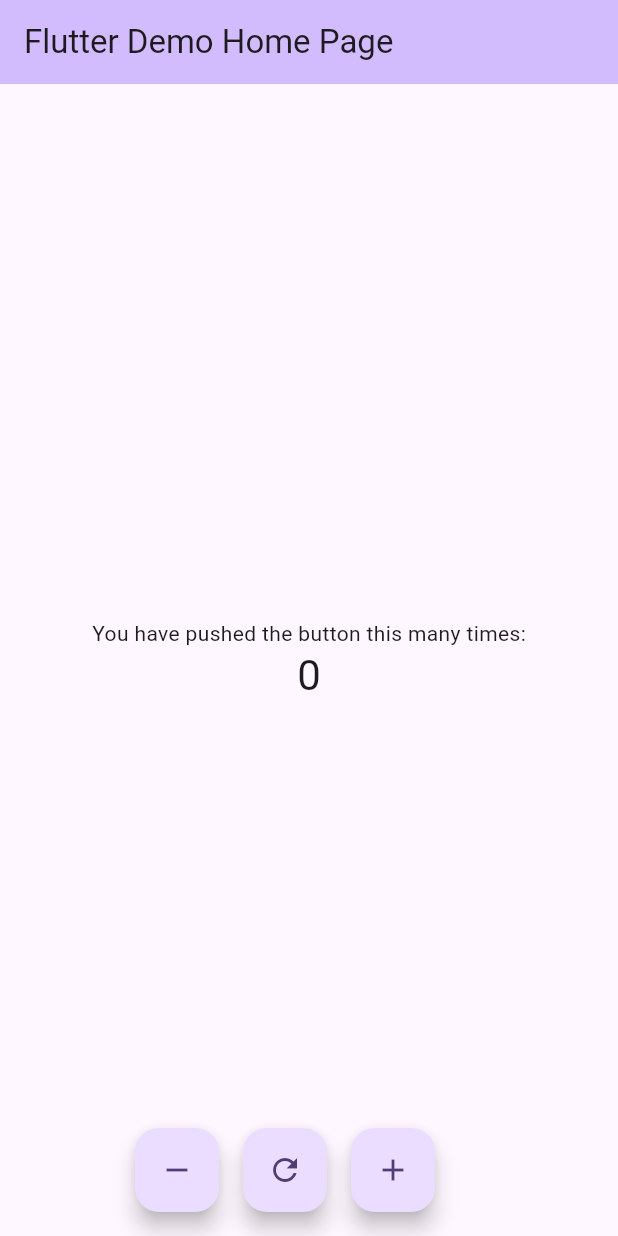
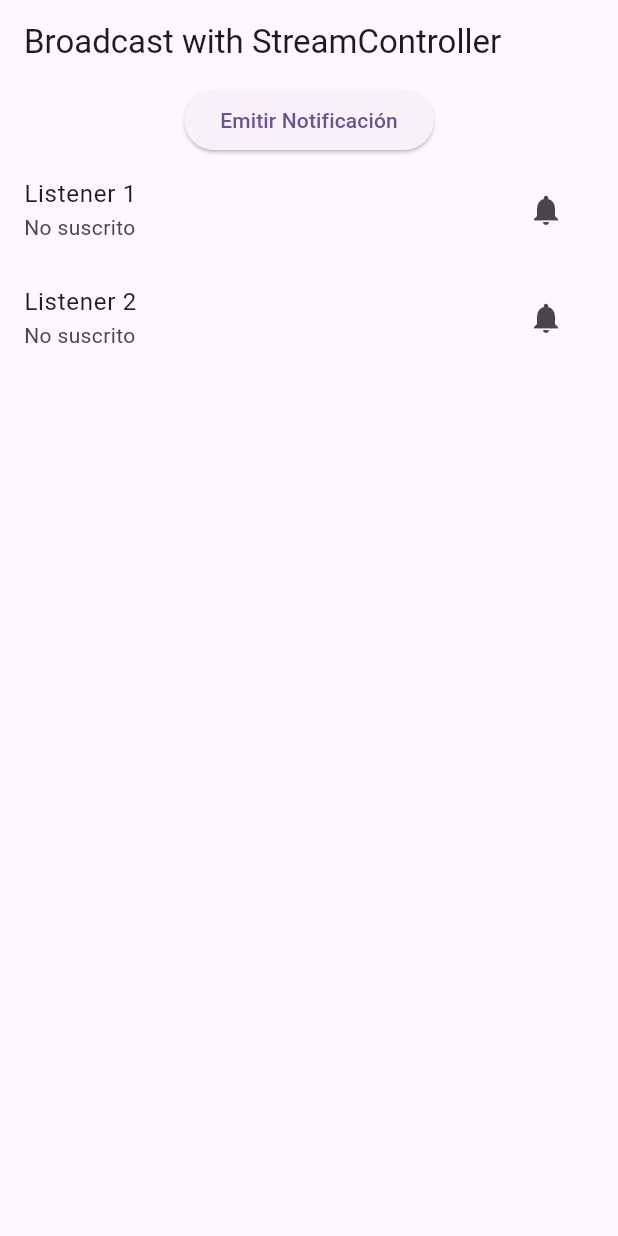
Before and after one commit to adancondori/course_flutter, a Flutter app: the screen it shows after launch, on a phone screen of 412 x 824 dp. Run offline on Flutter 3.47's test engine with Material 3 defaults, Android fonts, the phone set to English and light mode, and no system bars.

Commit message:
feature/broadcast

```diff
--- a/lib/main.dart
+++ b/lib/main.dart
@@ -1,4 +1,6 @@
+import 'package:course_flutter/broadcast_example.dart';
 import 'package:course_flutter/home_page.dart';
+import 'package:course_flutter/notification_system.dart';
 import 'package:flutter/material.dart';
 
 void main() {
@@ -16,7 +18,7 @@
         colorScheme: ColorScheme.fromSeed(seedColor: Colors.deepPurple),
         useMaterial3: true,
       ),
-      home: const MyHomePage(title: 'Flutter Demo Home Page'),
+      home: NotificationSystem(),
     );
   }
 }
--- /dev/null
+++ b/lib/notification_system.dart
@@ -0,0 +1,127 @@
+import 'dart:async';
+
+import 'package:flutter/material.dart';
+
+class NotificationSystem extends StatefulWidget {
+  const NotificationSystem({super.key});
+
+  @override
+  _NotificationSystemState createState() => _NotificationSystemState();
+}
+
+class _NotificationSystemState extends State<NotificationSystem> {
+  final StreamController<String> _notificationController =
+      StreamController<String>.broadcast();
+  StreamSubscription<String>? _subscription1;
+  StreamSubscription<String>? _subscription2;
+  bool _isSubscribed1 = false;
+  bool _isSubscribed2 = false;
+
+  @override
+  void dispose() {
+    _notificationController.close();
+    _subscription1?.cancel();
+    _subscription2?.cancel();
+    super.dispose();
+  }
+
+  void _startBroadcast() {
+    _notificationController.sink
+        .add("Notificación emitida a las ${DateTime.now()}");
+  }
+
+  void _subscribeListener1() {
+    if (!_isSubscribed1) {
+      _subscription1 = _notificationController.stream.listen((data) {
+        setState(() {
+          _isSubscribed1 = true;
+        });
+      });
+    }
+  }
+
+  void _unsubscribeListener1() {
+    _subscription1?.cancel();
+    setState(() {
+      _isSubscribed1 = false;
+    });
+  }
+
+  void _subscribeListener2() {
+    if (!_isSubscribed2) {
+      _subscription2 = _notificationController.stream.listen((data) {
+        setState(() {
+          _isSubscribed2 = true;
+        });
+      });
+    }
+  }
+
+  void _unsubscribeListener2() {
+    _subscription2?.cancel();
+    setState(() {
+      _isSubscribed2 = false;
+    });
+  }
+
+  @override
+  Widget build(BuildContext context) {
+    return Scaffold(
+      appBar: AppBar(
+        title: Text('Broadcast with StreamController'),
+      ),
+      body: Column(
+        children: [
+          ElevatedButton(
+            onPressed: _startBroadcast,
+            child: Text("Emitir Notificación"),
+          ),
+          ListTile(
+            title: Text("Listener 1"),
+            subtitle: _isSubscribed1
+                ? StreamBuilder<String>(
+                    stream: _notificationController.stream,
+                    builder: (context, snapshot) {
+                      return Text(snapshot.hasData
+                          ? snapshot.data!
+                          : "Esperando notificación...");
+                    },
+                  )
+                : Text("No suscrito"),
+            trailing: _isSubscribed1
+                ? IconButton(
+                    icon: Icon(Icons.cancel),
+                    onPressed: _unsubscribeListener1,
+                  )
+                : IconButton(
+                    icon: Icon(Icons.notifications),
+                    onPressed: _subscribeListener1,
+                  ),
+          ),
+          ListTile(
+            title: Text("Listener 2"),
+            subtitle: _isSubscribed2
+                ? StreamBuilder<String>(
+                    stream: _notificationController.stream,
+                    builder: (context, snapshot) {
+                      return Text(snapshot.hasData
+                          ? snapshot.data!
+                          : "Esperando notificación...");
+                    },
+                  )
+                : Text("No suscrito"),
+            trailing: _isSubscribed2
+                ? IconButton(
+                    icon: Icon(Icons.cancel),
+                    onPressed: _unsubscribeListener2,
+                  )
+                : IconButton(
+                    icon: Icon(Icons.notifications),
+                    onPressed: _subscribeListener2,
+                  ),
+          ),
+        ],
+      ),
+    );
+  }
+}
```
Also changed, not shown: lib/broadcast_example.dart (added, +69 -0 lines).
